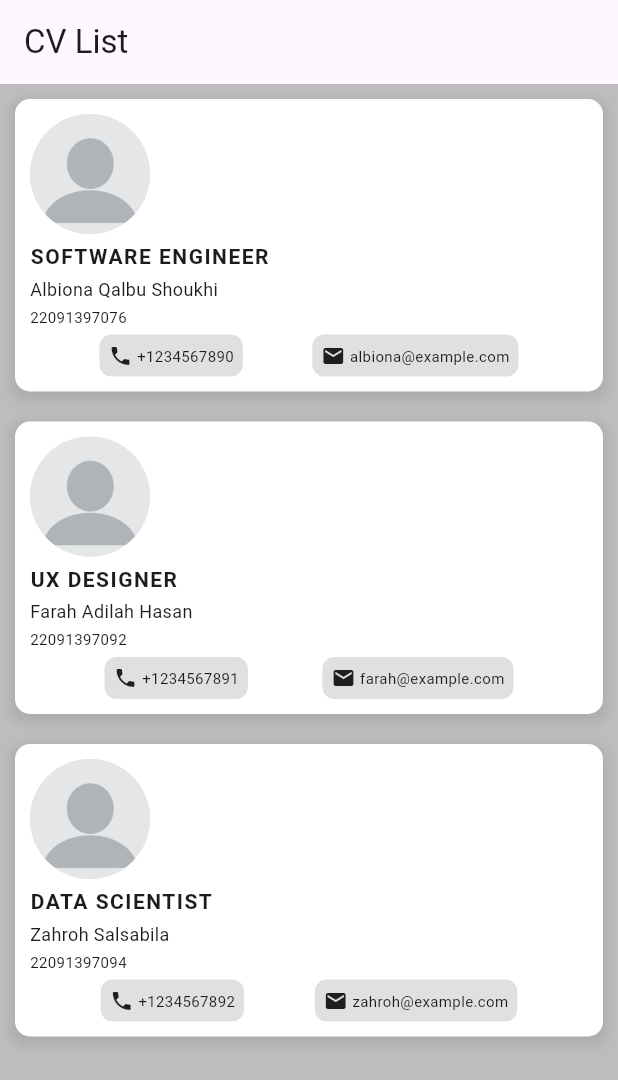
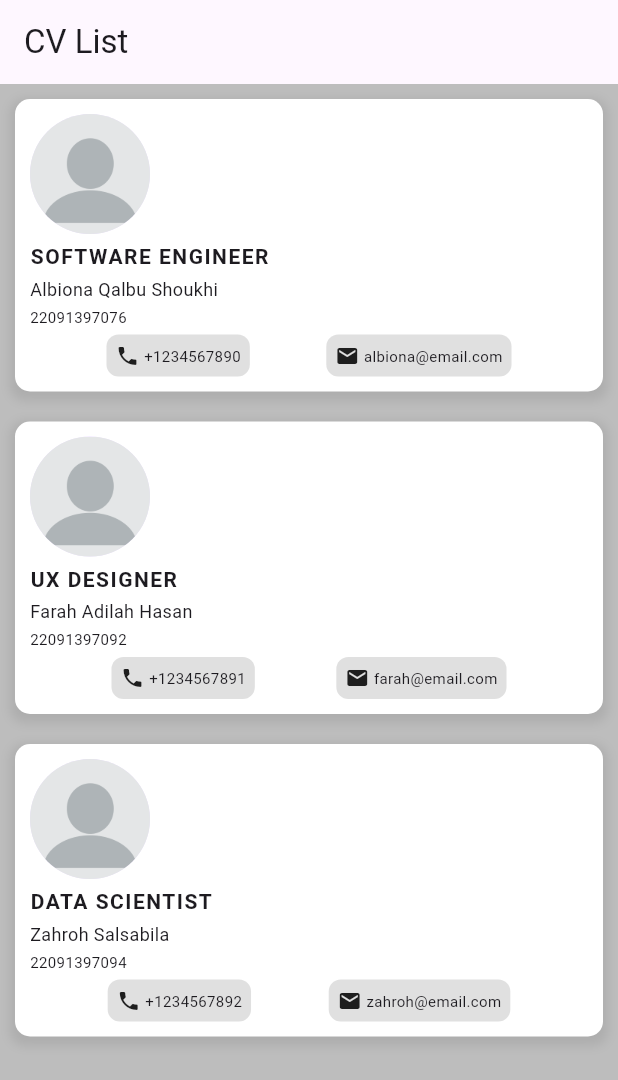
Before and after one commit to laziness-me/kel_07_flutter_portfolio_app, a Flutter app: the screen it shows after launch, on a phone screen of 412 x 824 dp. Shown: the top 1080 px of the screen. Run offline on Flutter 3.47's test engine with Material 3 defaults, Android fonts, the phone set to English and light mode, and no system bars.

Commit message:
person change

```diff
--- a/lib/person.dart
+++ b/lib/person.dart
@@ -23,7 +23,7 @@ List<Person> persons = [
     profession: 'Software Engineer',
     profilePicture: 'assets/profile.png',
     phone: '+1234567890',
-    email: 'albiona@example.com',
+    email: 'albiona@email.com',
   ),
   Person(
     name: 'Farah Adilah Hasan',
@@ -31,7 +31,7 @@ List<Person> persons = [
     profession: 'UX Designer',
     profilePicture: 'assets/profile.png',
     phone: '+1234567891',
-    email: 'farah@example.com',
+    email: 'farah@email.com',
   ),
   Person(
     name: 'Zahroh Salsabila',
@@ -39,6 +39,6 @@ List<Person> persons = [
     profession: 'Data Scientist',
     profilePicture: 'assets/profile.png',
     phone: '+1234567892',
-    email: 'zahroh@example.com',
+    email: 'zahroh@email.com',
   ),
 ];
```
